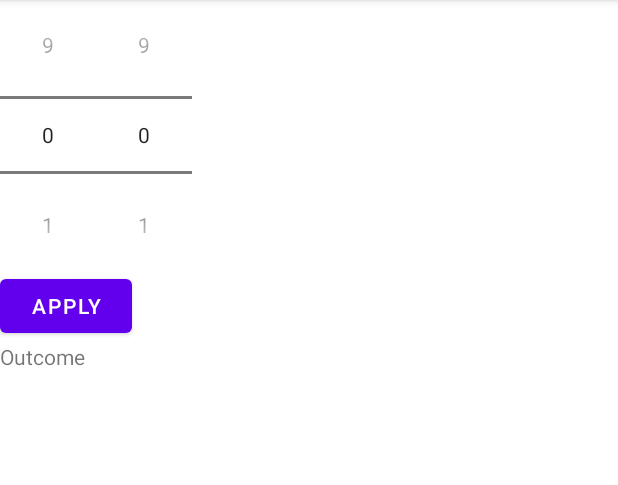
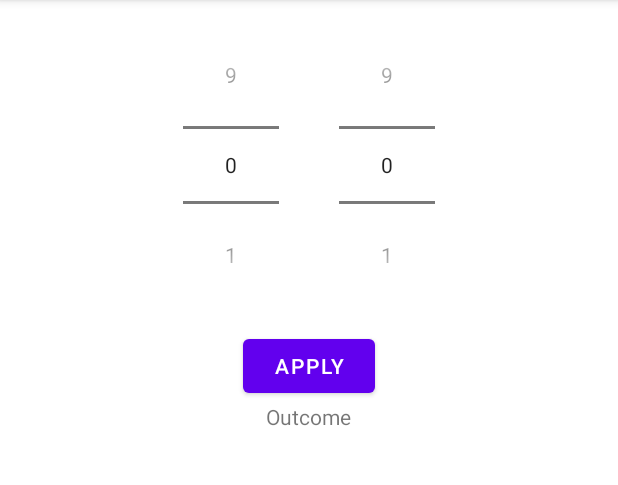
Before and after one commit to qbibubi/graphThing, an Android app: the screen it shows after launch (MainActivity), on a phone screen of 412 x 824 dp, the part 84-569 px from its top. Run offline under Robolectric (Android 15) with nearby library versions, the phone set to English and light mode, and no system bars.

Commit message:
Changing layout and comments

```diff
--- a/app/src/main/java/com/example/graphthing/DijkstraPathfinding.kt
+++ b/app/src/main/java/com/example/graphthing/DijkstraPathfinding.kt
@@ -16,14 +16,15 @@ class DijkstraPathfinding(graph: GraphBase) : AlgorithmStrategy(graph) {
             -1
         }
 
-        // Lowest current cost from s
+        // Set all costs to non-positive number
         val costs = MutableList(graph.nodes) {
             -1
         }
 
-        // Distance from start
+        // Start cost
         costs[start] = 0
 
+        //
         val q = PriorityQueue<Cost>(compareBy { it.cost })
         q.add(Cost(start, 0))
 
--- a/app/src/main/java/com/example/graphthing/GraphBase.kt
+++ b/app/src/main/java/com/example/graphthing/GraphBase.kt
@@ -35,12 +35,15 @@ class GraphBase(val nodes: Int, val edges: Int) {
             val secondNode= Random.nextInt(nodes - 1)
             val cost = Random.nextInt(1, maxCost)
 1
+            // Add nodes to mutable adjacent matrix
             //
             mutAdjacentMatrix[firstNode].add(Vertex(secondNode, cost))
             mutAdjacentMatrix[secondNode].add(Vertex(firstNode, cost))
             mutEdgesList.add(Edge(firstNode, secondNode, cost))
         }
 
+        // Set main matrix and edges lists with
+        //
         adjacentMatrix = mutAdjacentMatrix
         edgesList = mutEdgesList
     }
--- a/app/src/main/java/com/example/graphthing/MainActivity.kt
+++ b/app/src/main/java/com/example/graphthing/MainActivity.kt
@@ -9,7 +9,7 @@ import android.widget.TextView
 import androidx.annotation.RequiresApi
 
 class MainActivity : AppCompatActivity() {
-    // Late declaration of objects
+    // Late declaration of views
     private lateinit var startPoint: NumberPicker
     private lateinit var endPoint: NumberPicker
     private lateinit var applyButton: Button
--- a/app/src/main/res/layout/activity_main.xml
+++ b/app/src/main/res/layout/activity_main.xml
@@ -9,17 +9,20 @@
     <LinearLayout
         android:layout_width="wrap_content"
         android:layout_height="wrap_content"
-        android:orientation="horizontal">
+        android:orientation="horizontal"
+        android:layout_gravity="center">
 
         <NumberPicker
             android:id="@+id/startPoint"
             android:layout_width="wrap_content"
-            android:layout_height="wrap_content" />
+            android:layout_height="wrap_content"
+            android:layout_margin="20dp"/>
 
         <NumberPicker
             android:id="@+id/endPoint"
             android:layout_width="wrap_content"
-            android:layout_height="wrap_content" />
+            android:layout_height="wrap_content"
+            android:layout_margin="20dp"/>
 
     </LinearLayout>
 
@@ -27,12 +30,14 @@
         android:id="@+id/applyButton"
         android:layout_width="wrap_content"
         android:layout_height="wrap_content"
-        android:text="@string/apply_button"/>
+        android:text="@string/apply_button"
+        android:layout_gravity="center"/>
 
     <TextView
         android:id="@+id/outcomeTextView"
         android:layout_width="wrap_content"
         android:layout_height="wrap_content"
-        android:text="@string/value_text"/>
+        android:text="@string/value_text"
+        android:layout_gravity="center"/>
 
 </LinearLayout>
```
